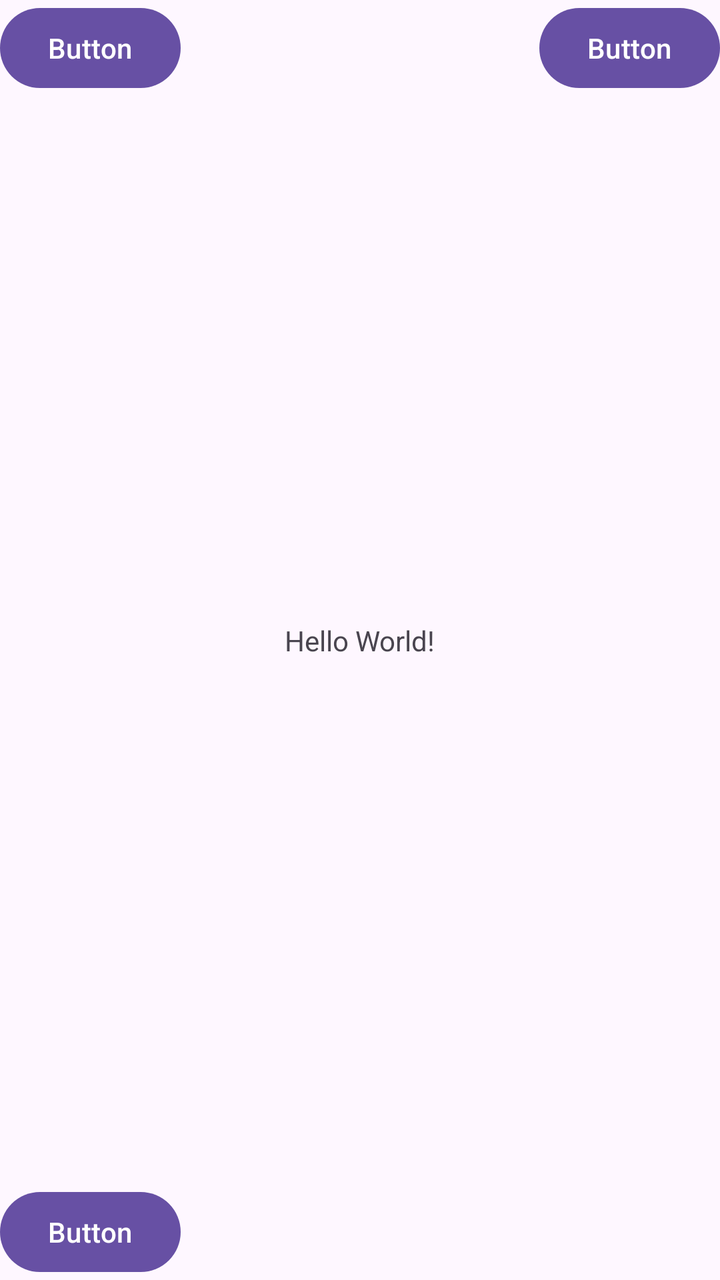
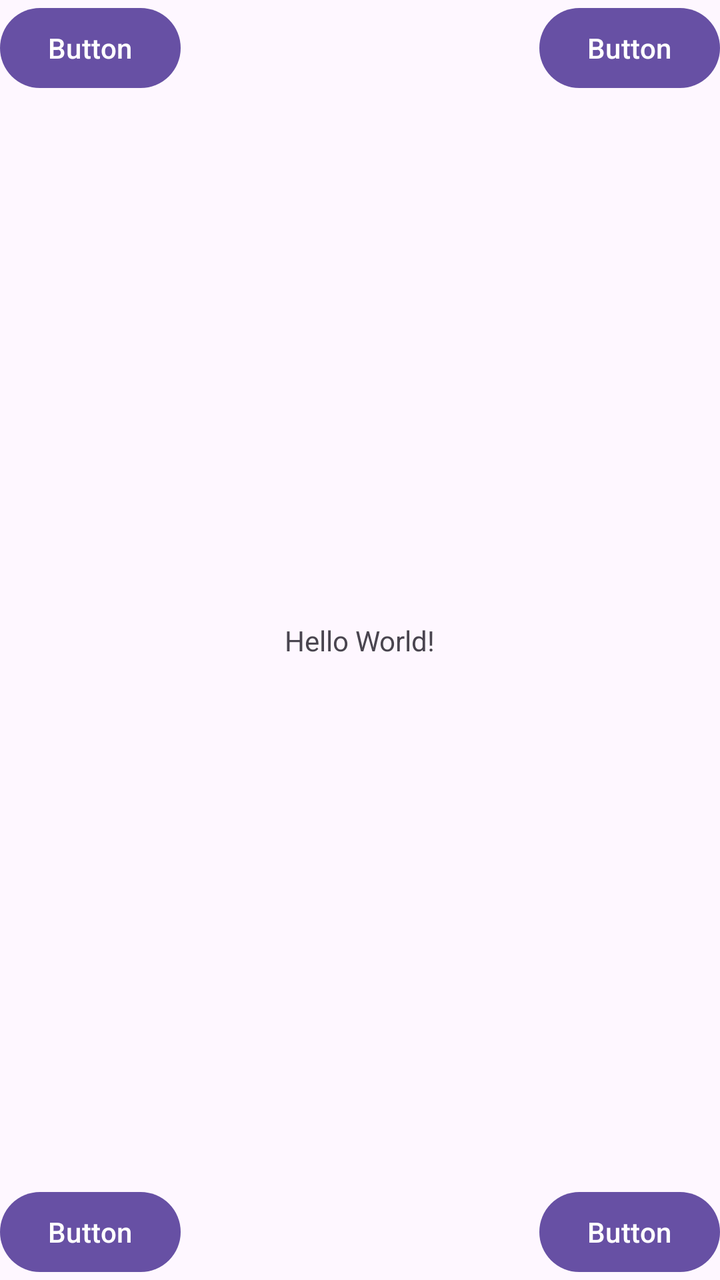

The first picture is an Android layout as it rendered before a commit; the second is the same layout after the commit. The layout source and the unified diff follow.
<!-- AndroidManifest.xml: application theme Theme.ConstraintLayout -->
<!-- res/layout/activity_main.xml -->
<?xml version="1.0" encoding="utf-8"?>
<androidx.constraintlayout.widget.ConstraintLayout xmlns:android="http://schemas.android.com/apk/res/android"
    xmlns:app="http://schemas.android.com/apk/res-auto"
    xmlns:tools="http://schemas.android.com/tools"
    android:id="@+id/main"
    android:layout_width="match_parent"
    android:layout_height="match_parent"
    tools:context=".MainActivity">

    <TextView
        android:layout_width="wrap_content"
        android:layout_height="wrap_content"
        android:text="Hello World!"
        app:layout_constraintBottom_toBottomOf="parent"
        app:layout_constraintEnd_toEndOf="parent"
        app:layout_constraintStart_toStartOf="parent"
        app:layout_constraintTop_toTopOf="parent" />

    <Button
        android:id="@+id/button"
        android:layout_width="wrap_content"
        android:layout_height="wrap_content"
        android:text="Button"
        app:layout_constraintEnd_toEndOf="parent"
        app:layout_constraintTop_toTopOf="parent" />

    <Button
        android:id="@+id/button2"
        android:layout_width="wrap_content"
        android:layout_height="wrap_content"
        android:text="Button"
        app:layout_constraintStart_toStartOf="parent"
        app:layout_constraintTop_toTopOf="parent" />

    <Button
        android:id="@+id/button3"
        android:layout_width="wrap_content"
        android:layout_height="wrap_content"
        android:text="Button"
        app:layout_constraintBottom_toBottomOf="parent"
        app:layout_constraintStart_toStartOf="parent" />

</androidx.constraintlayout.widget.ConstraintLayout>
<!-- resources referenced by this layout -->
<resources>
  <style name="Theme.ConstraintLayout" parent="Base.Theme.ConstraintLayout" />
  <style name="Base.Theme.ConstraintLayout" parent="Theme.Material3.DayNight.NoActionBar">
          
          
      </style>
</resources>

<!-- the commit's change to res/layout/activity_main.xml (unified diff, before → after) -->
@@ -40,4 +40,12 @@
         app:layout_constraintBottom_toBottomOf="parent"
         app:layout_constraintStart_toStartOf="parent" />
 
+    <Button
+        android:id="@+id/button4"
+        android:layout_width="wrap_content"
+        android:layout_height="wrap_content"
+        android:text="Button"
+        app:layout_constraintBottom_toBottomOf="parent"
+        app:layout_constraintEnd_toEndOf="parent" />
+
 </androidx.constraintlayout.widget.ConstraintLayout>
